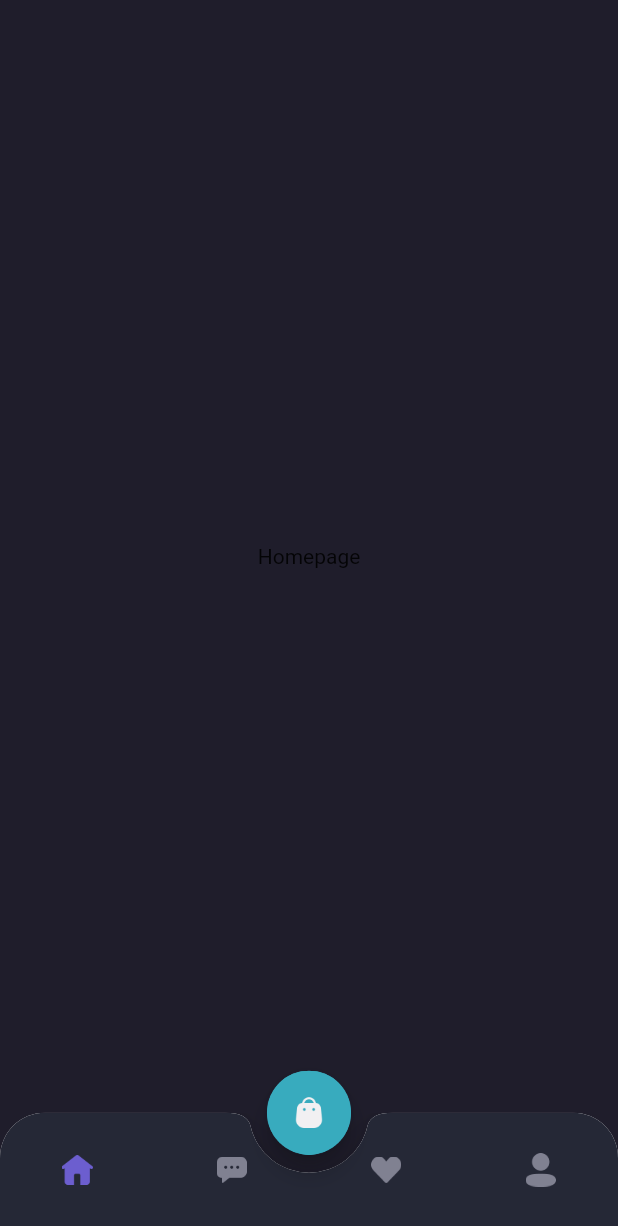
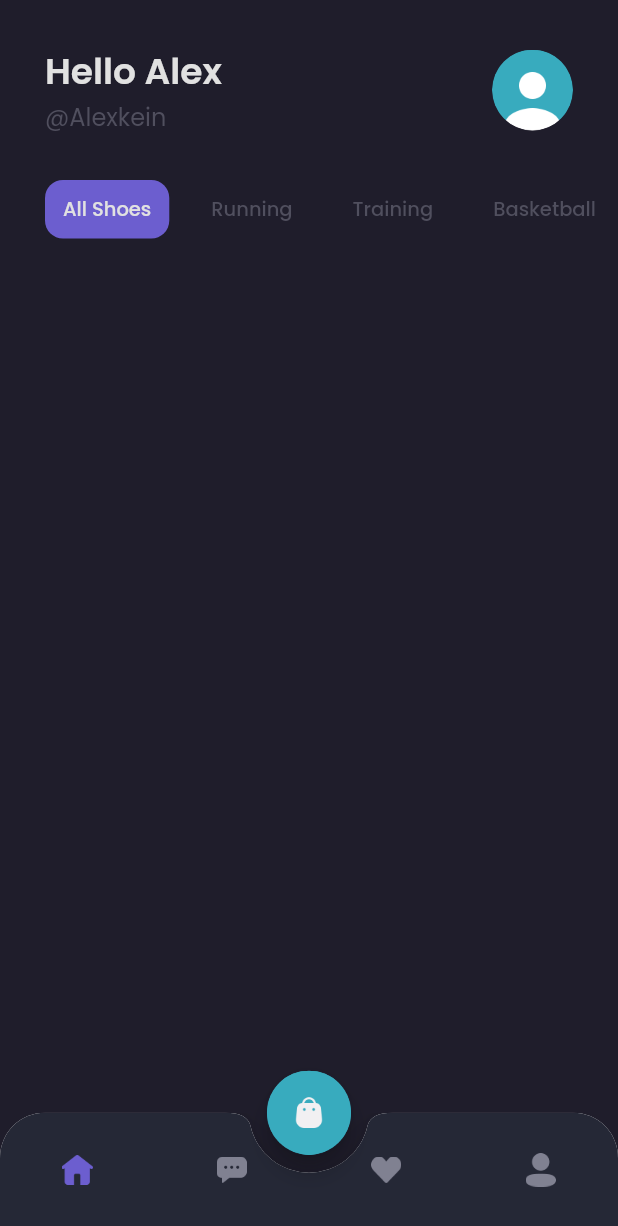
Before and after one commit to yanaatere/shamo, a Flutter app: the MainPage screen opened by its route, on a phone screen of 412 x 824 dp. Shown: the top 1226 px of the screen. Run offline on Flutter 3.47's test engine with Material 2 defaults, Android fonts, the phone set to English and light mode, and no system bars; our stand-ins replace google_fonts.

Commit message:
Create Home_Page Categories

```diff
--- a/lib/pages/home/home_page.dart
+++ b/lib/pages/home/home_page.dart
@@ -1,12 +1,137 @@
 import 'package:flutter/material.dart';
+import 'package:shamo/theme.dart';
 
 class Homepage extends StatelessWidget {
   const Homepage({Key? key}) : super(key: key);
 
   @override
   Widget build(BuildContext context) {
-    return Center(
-      child: Text('Homepage'),
+    Widget header() {
+      return Container(
+        margin: EdgeInsets.only(
+          top: defaultMargin,
+          left: defaultMargin,
+          right: defaultMargin,
+        ),
+        child: Row(
+          children: [
+            Expanded(
+              child: Column(
+                crossAxisAlignment: CrossAxisAlignment.start,
+                children: [
+                  Text('Hello Alex ',
+                      style: primaryTextStyle.copyWith(
+                        fontSize: 24,
+                        fontWeight: semiBold,
+                      )),
+                  Text(
+                    '@Alexkein',
+                    style: subtitleTextStyle.copyWith(fontSize: 16),
+                  ),
+                ],
+              ),
+            ),
+            Container(
+              width: 54,
+              height: 54,
+              decoration: BoxDecoration(
+                shape: BoxShape.circle,
+                image: DecorationImage(
+                  image: AssetImage('assets/image_profile.png'),
+                ),
+              ),
+            )
+          ],
+        ),
+      );
+    }
+
+    Widget categories() {
+      return Container(
+        margin: EdgeInsets.only(top: defaultMargin),
+        child: SingleChildScrollView(
+          scrollDirection: Axis.horizontal,
+          child: Row(
+            children: [
+              SizedBox(
+                width: defaultMargin,
+              ),
+              Container(
+                padding: EdgeInsets.symmetric(
+                  horizontal: 12,
+                  vertical: 10,
+                ),
+                margin: EdgeInsets.only(right: 16),
+                decoration: BoxDecoration(
+                    borderRadius: BorderRadius.circular(12), color: primaryColor),
+                child: Text(
+                  'All Shoes',
+                  style: primaryTextStyle.copyWith(
+                      fontWeight: medium, fontSize: 13),
+                ),
+              ),
+              Container(
+                padding: EdgeInsets.symmetric(
+                  horizontal: 12,
+                  vertical: 10,
+                ),
+                margin: EdgeInsets.only(right: 16),
+                decoration: BoxDecoration(
+                    borderRadius: BorderRadius.circular(12), color: transparantColor),
+                child: Text(
+                  'Running',
+                  style: subtitleTextStyle.copyWith(
+                      fontWeight: medium, fontSize: 13),
+                ),
+              ), Container(
+                padding: EdgeInsets.symmetric(
+                  horizontal: 12,
+                  vertical: 10,
+                ),
+                margin: EdgeInsets.only(right: 16),
+                decoration: BoxDecoration(
+                    borderRadius: BorderRadius.circular(12), color: transparantColor),
+                child: Text(
+                  'Training',
+                  style: subtitleTextStyle.copyWith(
+                      fontWeight: medium, fontSize: 13),
+                ),
+              ),
+              Container(
+                padding: EdgeInsets.symmetric(
+                  horizontal: 12,
+                  vertical: 10,
+                ),
+                margin: EdgeInsets.only(right: 16),
+                decoration: BoxDecoration(
+                    borderRadius: BorderRadius.circular(12), color: transparantColor),
+                child: Text(
+                  'Basketball',
+                  style: subtitleTextStyle.copyWith(
+                      fontWeight: medium, fontSize: 13),
+                ),
+              ), Container(
+                padding: EdgeInsets.symmetric(
+                  horizontal: 12,
+                  vertical: 10,
+                ),
+                margin: EdgeInsets.only(right: 16),
+                decoration: BoxDecoration(
+                    borderRadius: BorderRadius.circular(12), color: transparantColor),
+                child: Text(
+                  'Hiking',
+                  style: subtitleTextStyle.copyWith(
+                      fontWeight: medium, fontSize: 13),
+                ),
+              ),
+            ],
+          ),
+        ),
+      );
+    }
+
+    return ListView(
+      children: [header(), categories()],
     );
   }
 }
--- a/lib/pages/home/main_page.dart
+++ b/lib/pages/home/main_page.dart
@@ -24,21 +24,22 @@ class _MainPageState extends State<MainPage> {
     }
 
     Widget body() {
+      print('Index Ke ' + currentIndex.toString());
       switch (currentIndex) {
         case 0:
-          return Homepage();
+          return const Homepage();
           break;
         case 1:
-          return Chatpage();
+          return const Chatpage();
           break;
         case 2:
-          return Whistlistpage();
+          return const Whistlistpage();
           break;
         case 3:
-          return Profilepage();
+          return const Profilepage();
           break;
         default:
-          return Homepage();
+          return const Homepage();
       }
     }
 
@@ -111,7 +112,6 @@ class _MainPageState extends State<MainPage> {
         backgroundColor: backgroundColor1,
         floatingActionButton: cardButton(),
         floatingActionButtonLocation: FloatingActionButtonLocation.centerDocked,
-        floatingActionButtonAnimator: FloatingActionButtonAnimator.scaling,
         bottomNavigationBar: customButtonNav(),
         body: body());
   }
--- a/lib/theme.dart
+++ b/lib/theme.dart
@@ -14,6 +14,7 @@ Color backgroundColor4 = Color(0xff252836);
 Color primaryTextColor = Color(0xffE1E1E1);
 Color secondaryTextColor = Color(0xff999999);
 Color subtitleColor = Color(0xff504F5E);
+Color transparantColor = Colors.transparent;
 
 Color btnNotClickedColor = Color(0xff808191);
 
```
